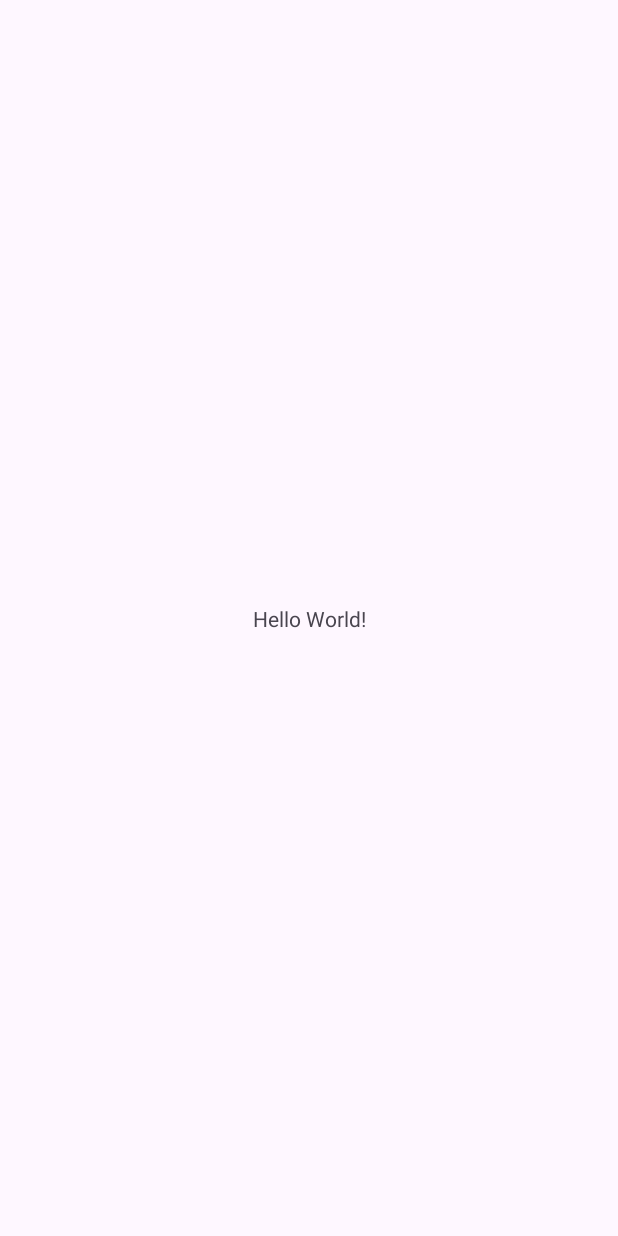
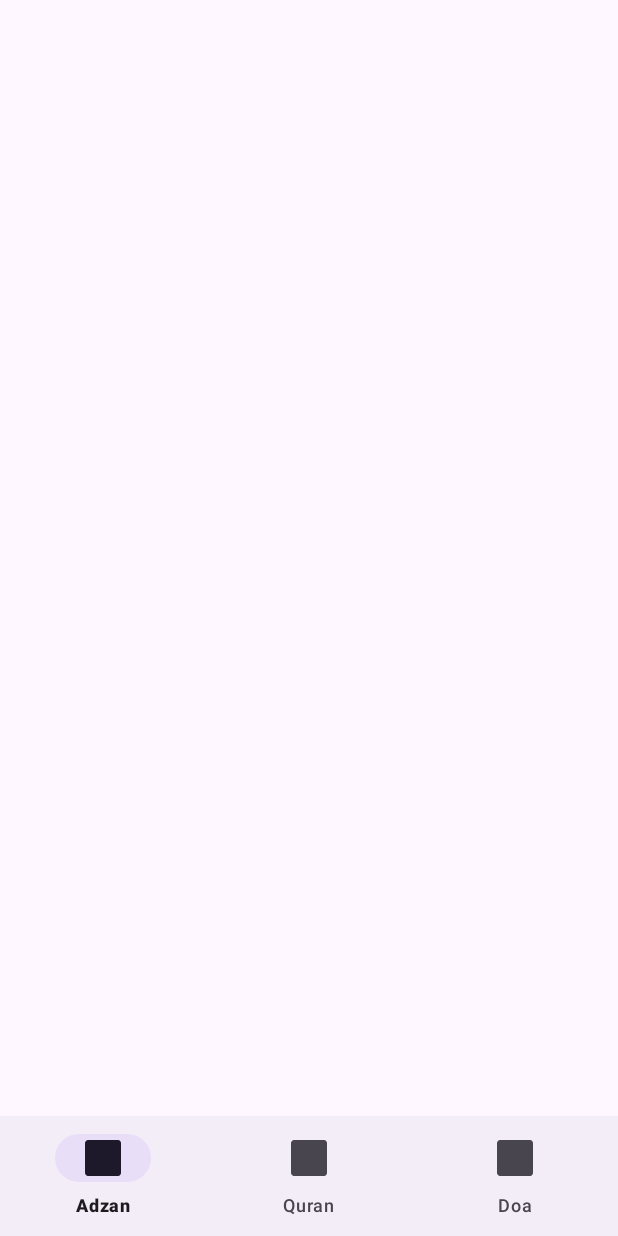
Before and after one commit to Firrizq/bacaQuran, an Android app: the screen it shows after launch (MainActivity), on a phone screen of 412 x 824 dp. Before the commit the screen is almost empty. Run offline under Robolectric (Android 15) with nearby library versions, the phone set to English and light mode, and no system bars.

Commit message:
setup menu

```diff
--- a/app/src/main/res/layout/activity_main.xml
+++ b/app/src/main/res/layout/activity_main.xml
@@ -6,13 +6,17 @@
     android:layout_height="match_parent"
     tools:context=".MainActivity">
 
-    <TextView
-        android:layout_width="wrap_content"
+    <com.google.android.material.bottomnavigation.BottomNavigationView
+        android:layout_width="match_parent"
         android:layout_height="wrap_content"
-        android:text="Hello World!"
         app:layout_constraintBottom_toBottomOf="parent"
-        app:layout_constraintEnd_toEndOf="parent"
-        app:layout_constraintStart_toStartOf="parent"
-        app:layout_constraintTop_toTopOf="parent" />
+        app:menu="@menu/nav_bottom_menu"
+        android:id="@+id/nav_bottom_view"/>
+
+    <androidx.fragment.app.FragmentContainerView
+        android:layout_width="match_parent"
+        android:layout_height="0dp"
+        app:layout_constraintTop_toTopOf="parent"
+        app:layout_constraintBottom_toTopOf="@id/nav_bottom_view"/>
 
 </androidx.constraintlayout.widget.ConstraintLayout>
--- /dev/null
+++ b/app/src/main/res/menu/nav_bottom_menu.xml
@@ -0,0 +1,15 @@
+<?xml version="1.0" encoding="utf-8"?>
+<menu xmlns:android="http://schemas.android.com/apk/res/android">
+    <item
+        android:id="@+id/nav_adzan"
+        android:icon="@mipmap/ic_launcher"
+        android:title="@string/adzan" />
+    <item
+        android:id="@+id/nav_quran"
+        android:icon="@mipmap/ic_launcher"
+        android:title="@string/quran" />
+    <item
+        android:id="@+id/nav_doa"
+        android:icon="@mipmap/ic_launcher"
+        android:title="@string/doa" />
+</menu>
--- a/app/src/main/res/values/strings.xml
+++ b/app/src/main/res/values/strings.xml
@@ -1,3 +1,6 @@
 <resources>
     <string name="app_name">bacaQuran</string>
+    <string name="adzan">Adzan</string>
+    <string name="quran">Quran</string>
+    <string name="doa">Doa</string>
 </resources>
```
